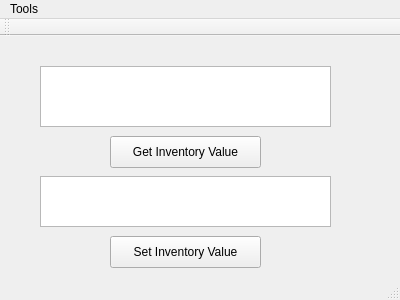
Qt form mainwindow.ui (Jyang772/Unturned_Editor) before a commit.
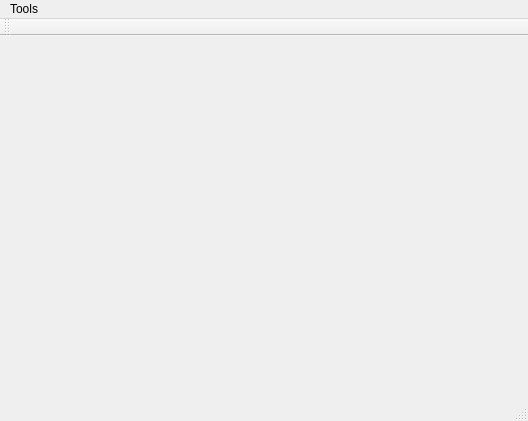
The same form after that commit.

What changed in the file:
```diff
--- a/mainwindow.ui
+++ b/mainwindow.ui
@@ -6,59 +6,24 @@
    <rect>
     <x>0</x>
     <y>0</y>
-    <width>400</width>
-    <height>300</height>
+    <width>528</width>
+    <height>421</height>
    </rect>
   </property>
   <property name="windowTitle">
    <string>Unturned Editor</string>
   </property>
   <widget class="QWidget" name="centralWidget">
-   <widget class="QPushButton" name="pushButton">
+   <widget class="QWidget" name="gridLayoutWidget">
     <property name="geometry">
      <rect>
-      <x>110</x>
-      <y>100</y>
-      <width>151</width>
-      <height>32</height>
+      <x>20</x>
+      <y>10</y>
+      <width>371</width>
+      <height>311</height>
      </rect>
     </property>
-    <property name="text">
-     <string>Get Inventory Value</string>
-    </property>
-   </widget>
-   <widget class="QTextBrowser" name="textBrowser">
-    <property name="geometry">
-     <rect>
-      <x>40</x>
-      <y>30</y>
-      <width>291</width>
-      <height>61</height>
-     </rect>
-    </property>
-   </widget>
-   <widget class="QTextEdit" name="setInventory">
-    <property name="geometry">
-     <rect>
-      <x>40</x>
-      <y>140</y>
-      <width>291</width>
-      <height>51</height>
-     </rect>
-    </property>
-   </widget>
-   <widget class="QPushButton" name="pushButton_2">
-    <property name="geometry">
-     <rect>
-      <x>110</x>
-      <y>200</y>
-      <width>151</width>
-      <height>32</height>
-     </rect>
-    </property>
-    <property name="text">
-     <string>Set Inventory Value</string>
-    </property>
+    <layout class="QGridLayout" name="gridLayout"/>
    </widget>
   </widget>
   <widget class="QMenuBar" name="menuBar">
@@ -66,7 +31,7 @@
     <rect>
      <x>0</x>
      <y>0</y>
-     <width>400</width>
+     <width>528</width>
      <height>22</height>
     </rect>
    </property>
```
Left out of the diff: 6 changed lines with no effect on the pictures.
